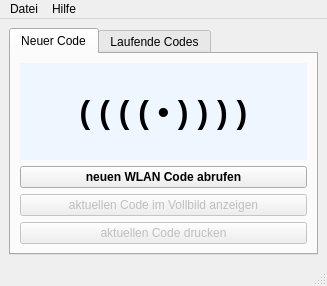
Above: ui/mainwindow.ui from pyphil/WLAN-Codes before the change. Below: the same form after it.
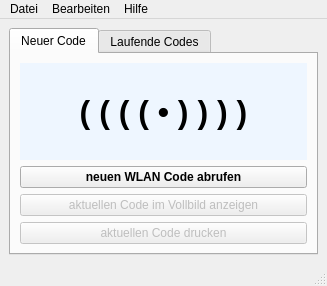
That is the form after the change. Icons and pictures are not drawn.

The edit to the form file:
```diff
--- a/ui/mainwindow.ui
+++ b/ui/mainwindow.ui
@@ -152,7 +152,7 @@
      <x>0</x>
      <y>0</y>
      <width>327</width>
-     <height>22</height>
+     <height>26</height>
     </rect>
    </property>
    <widget class="QMenu" name="menudatei">
@@ -168,7 +168,14 @@
     </property>
     <addaction name="actionInfo"/>
    </widget>
+   <widget class="QMenu" name="menuBearbeiten">
+    <property name="title">
+     <string>Bearbeiten</string>
+    </property>
+    <addaction name="actionEinstellungen"/>
+   </widget>
    <addaction name="menudatei"/>
+   <addaction name="menuBearbeiten"/>
    <addaction name="menuHilfe"/>
   </widget>
   <widget class="QStatusBar" name="statusbar">
```
Left out of the diff: 7 changed lines with no effect on the pictures.
